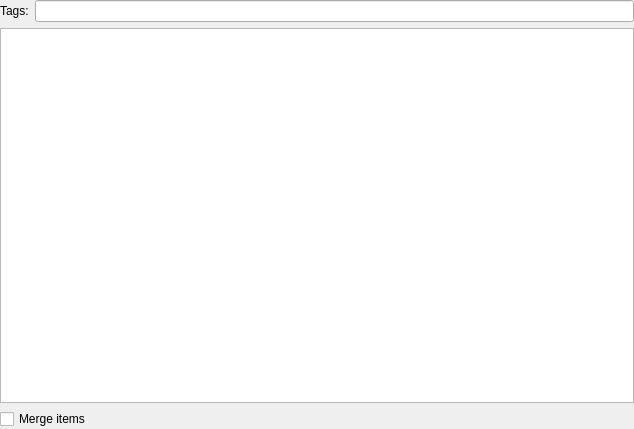
Above: src/plugins/aggregator/mainwidget.ui from 0xd34df00d/leechcraft before the change. Below: the same form after it.
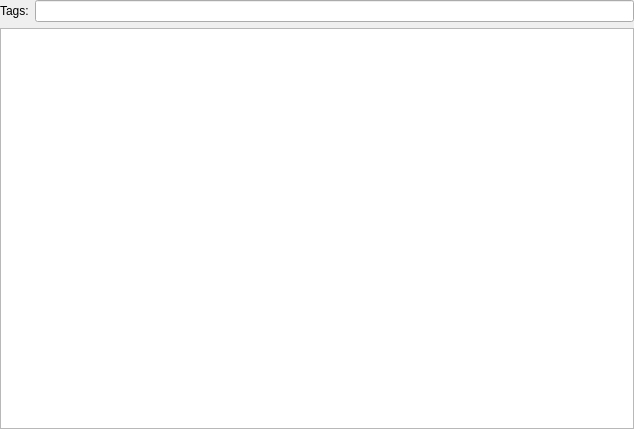
That is the form after the change. Custom widgets are drawn as their Qt base class.

Commit message:
[Aggregator] Remove merge mode
It's again an ad-hoc implementation of showing of all selected channels'
items.

Patch:
```diff
--- a/src/plugins/aggregator/mainwidget.ui
+++ b/src/plugins/aggregator/mainwidget.ui
@@ -69,13 +69,6 @@
          </property>
         </widget>
        </item>
-       <item>
-        <widget class="QCheckBox" name="MergeItems_">
-         <property name="text">
-          <string>Merge items</string>
-         </property>
-        </widget>
-       </item>
       </layout>
      </widget>
     </widget>
```
The commit also changes 3 other files.
